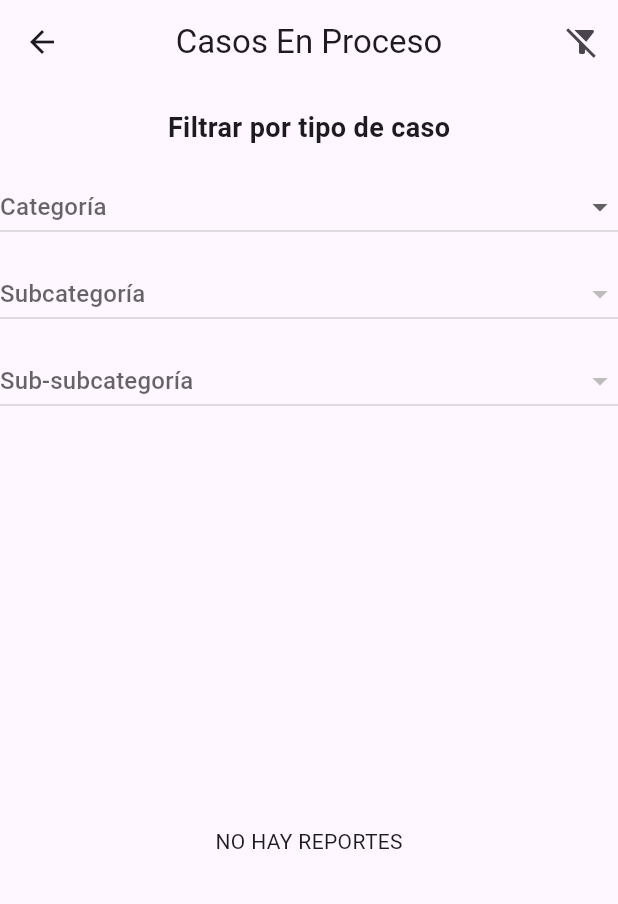
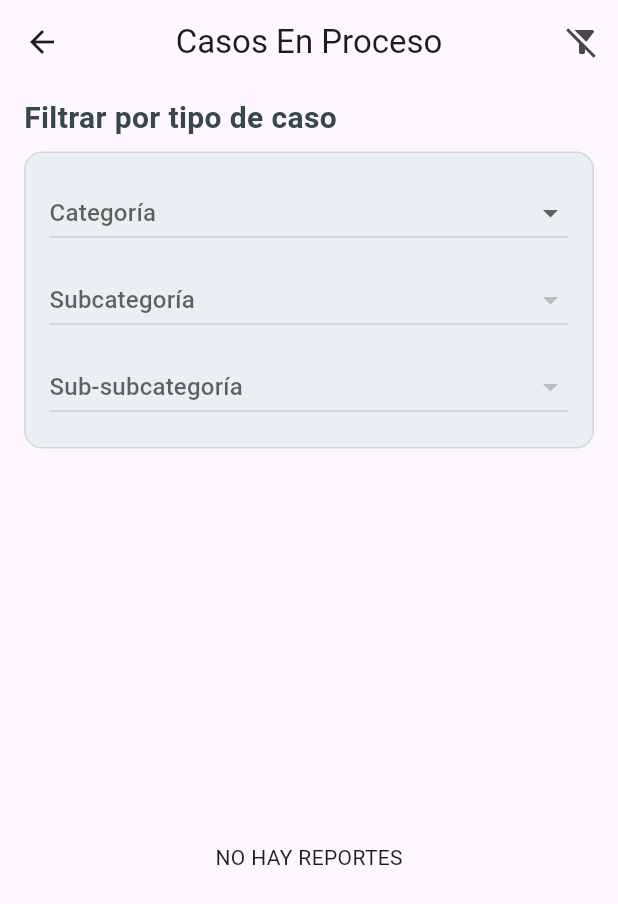
Before and after one commit to QCarlos-02/Sivigila, a Flutter app: the Casosenproceso screen opened directly, on a phone screen of 412 x 824 dp. Shown: the top 904 px of the screen. Run offline on Flutter 3.47's test engine with Material 3 defaults, Android fonts, the phone set to English and light mode, and no system bars; our stand-ins replace cloud_firestore, firebase_auth, firebase_core, get, get_storage; accounts and stored records are empty.

Commit message:
Melo caramelo

```diff
--- a/lib/Admin/Widgets/listaReportes.dart
+++ b/lib/Admin/Widgets/listaReportes.dart
@@ -24,7 +24,7 @@ class _ReportesState extends State<Reportes> {
 
   @override
   Widget build(BuildContext context) {
-    rp.consultarReportesPorEstado(widget.estado);
+    //rp.consultarReportesPorEstado(widget.estado);
     return Obx(() {
       if (rp.listReportes == null || rp.listReportes!.isEmpty) {
         return const Center(
--- a/lib/Admin/controllers/reporteController.dart
+++ b/lib/Admin/controllers/reporteController.dart
@@ -10,7 +10,8 @@ class Reportecontroller extends GetxController {
   List<Reporte>? get listgeneral =>
       _reporteFiltrado.value ?? _reporteFirestore.value;
 
-  List<Reporte>? get listReportes => _reporteFirestore.value;
+  List<Reporte>? get listReportes =>
+      _reporteFiltrado.value ?? _reporteFirestore.value;
 
   Future<void> consultarReportesgeneral() async {
     _reporteFirestore.value = await Reportesservices().listaReportes();
--- a/lib/Admin/pages/CasosEnProceso.dart
+++ b/lib/Admin/pages/CasosEnProceso.dart
@@ -21,13 +21,6 @@ class _CasosenprocesoState extends State<Casosenproceso> {
   @override
   void initState() {
     super.initState();
-    reporteController.consultarReportesPorEstado("En Proceso");
-  }
-
-  @override
-  void setState(VoidCallback fn) {
-    // TODO: implement setState
-    super.setState(fn);
     reporteController.consultarReportesPorEstado("En Proceso");
   }
 
@@ -63,15 +56,33 @@ class _CasosenprocesoState extends State<Casosenproceso> {
           ],
         ),
         body: Column(
+          crossAxisAlignment: CrossAxisAlignment.start,
           children: [
-          const Padding(
-            padding: EdgeInsets.all(16.0),
+            // Encabezado de filtro
+            Padding(
+              padding:
+                  const EdgeInsets.symmetric(horizontal: 16.0, vertical: 8.0),
               child: Text(
                 "Filtrar por tipo de caso",
-              style: TextStyle(fontSize: 18, fontWeight: FontWeight.bold),
+                style: TextStyle(
+                  fontSize: 20,
+                  fontWeight: FontWeight.bold,
+                  color: Colors.blueGrey[800],
                 ),
               ),
-          CategoriaSubcategoriaWidget(
+            ),
+
+            // Contenedor de Filtros
+            Padding(
+              padding: const EdgeInsets.symmetric(horizontal: 16.0),
+              child: Container(
+                padding: const EdgeInsets.all(16.0),
+                decoration: BoxDecoration(
+                  color: Colors.blueGrey[50],
+                  borderRadius: BorderRadius.circular(12.0),
+                  border: Border.all(color: Colors.blueGrey[100]!),
+                ),
+                child: CategoriaSubcategoriaWidget(
                   onSelectionChanged: (String? categoria, String? subcategoria,
                       String? subsubcategoria) {
                     setState(() {
@@ -82,14 +93,22 @@ class _CasosenprocesoState extends State<Casosenproceso> {
                     aplicarFiltros();
                   },
                 ),
+              ),
+            ),
+
+            // Espacio entre los filtros y la lista de reportes
             const SizedBox(height: 20),
+
+            // Lista de reportes filtrados
             Expanded(
+              child: Padding(
+                padding: const EdgeInsets.symmetric(horizontal: 16.0),
                 child: Reportes(
                   estado: 'En Proceso',
-            ), // Mostrar lista de reportes filtrados
+                ),
+              ),
             ),
           ],
-      ),
-    );
+        ));
   }
 }
--- a/lib/Admin/pages/DetallesReportes.dart
+++ b/lib/Admin/pages/DetallesReportes.dart
@@ -166,7 +166,6 @@ class _DetallesReporteScreenState extends State<DetallesReporteScreen> {
         "estado": estadoSeleccionado,
         "observaciones": observacionesController.text,
       });
-      rp.consultarReportesPorEstado(estadoSeleccionado!);
       print("Reporte actualizado correctamente");
     } catch (e) {
       print("Error al actualizar el reporte: $e");
```
Also changed, not shown: lib/Admin/pages/Casospendientes.dart (+33 -7 lines). Lines whose indentation alone changed are shown as unchanged.
